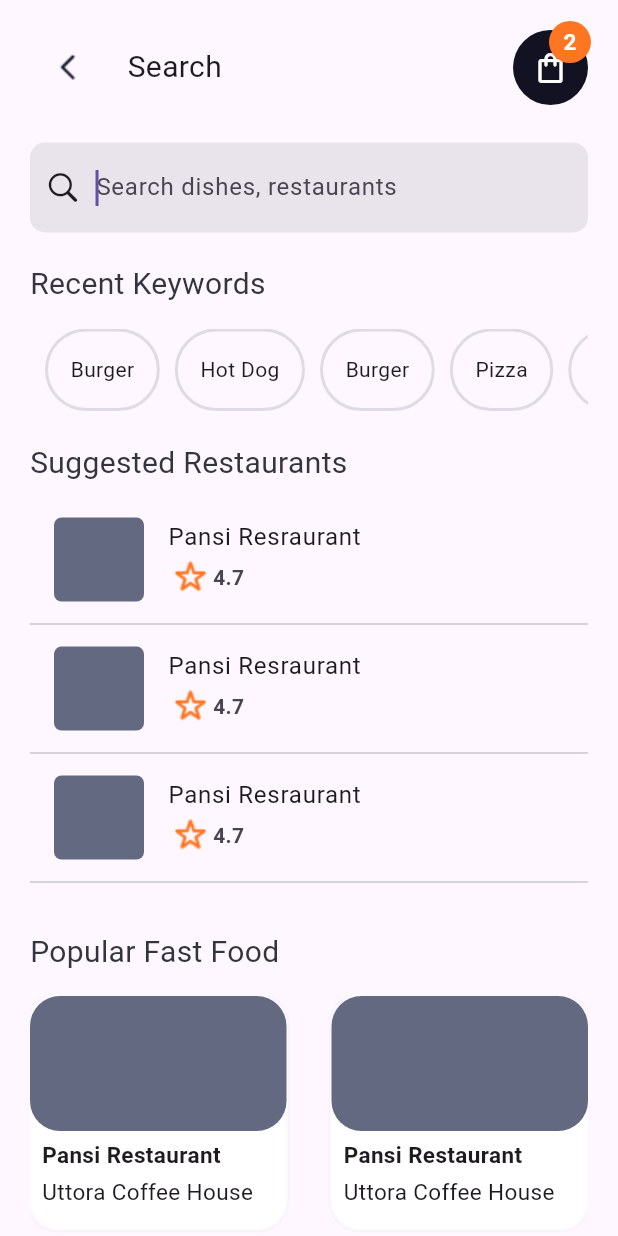
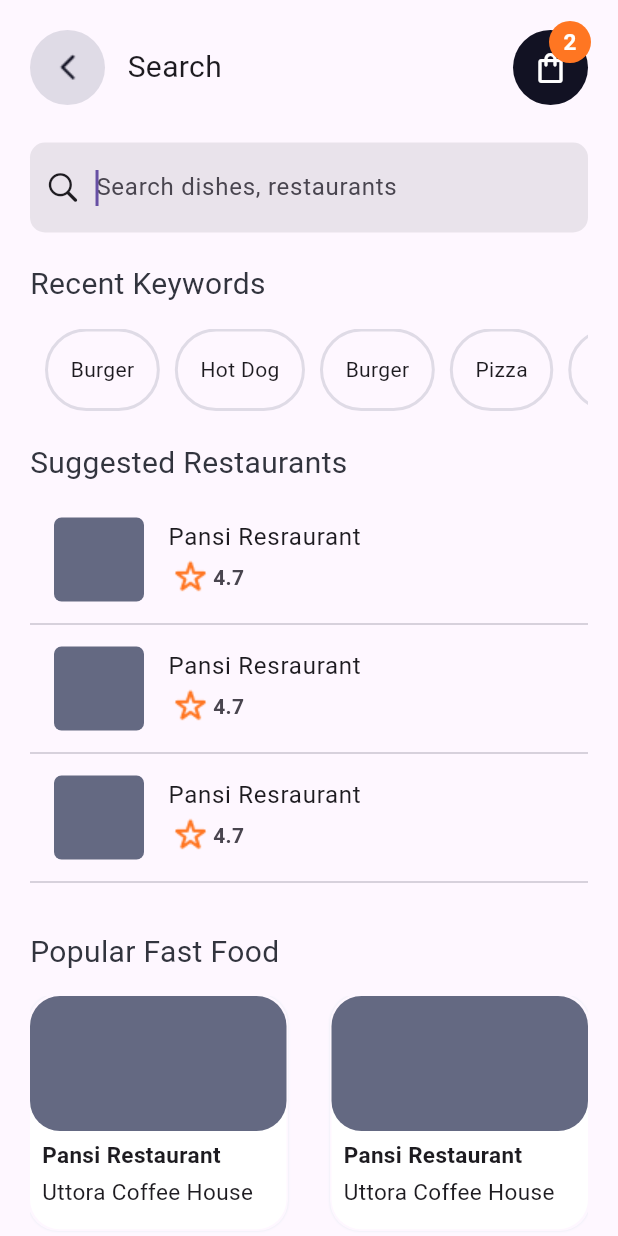
Before and after one commit to Shadrach01/food_app, a Flutter app: the screen it shows after launch, after a tap on "Search dishes, restaurants", on a phone screen of 412 x 824 dp. Run offline on Flutter 3.47's test engine with Material 3 defaults, Android fonts, the phone set to English and light mode, and no system bars; our stand-ins replace dots_indicator, flutter_riverpod, geolocator, go_router, google_maps_flutter, location and 2 more; accounts and stored records are empty; generated files the repository leaves out were written again.

Commit message:
Worked on the custom app bar to handle the general pop

```diff
--- a/lib/core/common/widgets/custom_app_bar.dart
+++ b/lib/core/common/widgets/custom_app_bar.dart
@@ -1,4 +1,8 @@
 import 'package:flutter/material.dart';
+import 'package:food_app/core/utils/image_res.dart';
+import 'package:go_router/go_router.dart';
+
+import '../../utils/color_res.dart';
 
 class CustomAppBar extends StatelessWidget {
   final Widget? leadIcon;
@@ -36,15 +40,22 @@ class CustomAppBar extends StatelessWidget {
           children: [
             // APP BAR LEAD ICON
             GestureDetector(
-              onTap: onLeadTapped,
+              onTap: () => onLeadTapped ?? context.pop(),
               child: Container(
                 height: containerHeight,
                 width: containerWidth,
                 decoration: BoxDecoration(
-                  color: leadingContainerColor,
+                  color: leadingContainerColor ??
+                      ColorRes.appKGrey.withOpacity(.2),
                   shape: BoxShape.circle,
                 ),
-                child: Center(child: leadIcon),
+                child: Center(
+                  child: leadIcon ??
+                      Image.asset(
+                        ImageRes.icon,
+                        color: ColorRes.appKDarkBlack,
+                      ),
+                ),
               ),
             ),
             const SizedBox(width: 15),
--- a/lib/core/routes/go_router_provider.dart
+++ b/lib/core/routes/go_router_provider.dart
@@ -2,6 +2,7 @@ import 'package:flutter_riverpod/flutter_riverpod.dart';
 import 'package:food_app/core/routes/route_name.dart';
 import 'package:food_app/features/auth/log_in/view/login_page.dart';
 import 'package:food_app/features/auth/signup/view/signup_page.dart';
+import 'package:food_app/features/edit_cart/view/edit_cart_page.dart';
 import 'package:food_app/features/food_details/view/food_details_page.dart';
 import 'package:food_app/features/food_page/view/food_page.dart';
 import 'package:food_app/features/home_page/view/home_page.dart';
@@ -49,6 +50,11 @@ final goRouterProvider = Provider<GoRouter>(
           name: RouteName.foodDetailsRoute,
           builder: (context, state) => const FoodDetailsPage(),
         ),
+        GoRoute(
+          path: '/editCart',
+          name: RouteName.editCartRoute,
+          builder: (context, state) => const EditCartPage(),
+        ),
       ],
     );
   },
--- a/lib/core/routes/route_name.dart
+++ b/lib/core/routes/route_name.dart
@@ -6,4 +6,5 @@ class RouteName {
   static const String homeSearchPageRoute = 'homeSearchPage';
   static const String foodPageRoute = 'foodPage';
   static const String foodDetailsRoute = 'foodDetails';
+  static const String editCartRoute = 'editCart';
 }
--- a/lib/features/food_details/widgets/add_to_cart_widget.dart
+++ b/lib/features/food_details/widgets/add_to_cart_widget.dart
@@ -1,6 +1,7 @@
 import 'package:flutter/material.dart';
 import 'package:food_app/core/common/widgets/app_container.dart';
 import 'package:food_app/core/utils/color_res.dart';
+import 'package:go_router/go_router.dart';
 
 class AddToCartWidget extends StatelessWidget {
   const AddToCartWidget({super.key});
@@ -86,7 +87,9 @@ class AddToCartWidget extends StatelessWidget {
               )
             ],
           ),
-          addToCartButton(onTap: () {}),
+          addToCartButton(
+            onTap: () => context.push('/editCart'),
+          ),
         ],
       ),
     );
--- a/lib/features/food_page/widgets/food_page_app_bar.dart
+++ b/lib/features/food_page/widgets/food_page_app_bar.dart
@@ -20,7 +20,6 @@ class FoodPageAppBar extends StatelessWidget {
         ImageRes.icon,
         color: ColorRes.appKDarkBlack,
       ),
-      onLeadTapped: () => context.pop(),
       title: Container(
         height: 50,
         width: 120,
--- a/lib/features/home_page/widgets/home_page_widgets.dart
+++ b/lib/features/home_page/widgets/home_page_widgets.dart
@@ -70,7 +70,6 @@ class HomePageWidgets extends StatelessWidget {
   // App bar for the home page from the custom App AppBar
   Widget homePageAppBar() {
     return CustomAppBar(
-      leadingContainerColor: ColorRes.appKGrey.withOpacity(.2),
       trailingContainerColor: ColorRes.appKDarkBlack,
       leadIcon: Image.asset(
         ImageRes.menu,
--- a/lib/features/search_page/widgets/on_search_activated.dart
+++ b/lib/features/search_page/widgets/on_search_activated.dart
@@ -26,8 +26,6 @@ class SearchPageWidgets extends StatelessWidget {
         children: [
           const SizedBox(height: 20),
           CustomAppBar(
-            leadIcon: Image.asset(ImageRes.icon),
-            onLeadTapped: () => context.pop(),
             title: const Text(
               "Search",
               style: TextStyle(fontSize: 20),
```
Also changed, not shown: lib/features/edit_cart/view/edit_cart_page.dart (added, +14 -0 lines), lib/features/edit_cart/widgets/edit_cart_widgets.dart (added, +17 -0 lines), lib/features/food_details/widgets/food_image_container.dart (+0 -8 lines).
